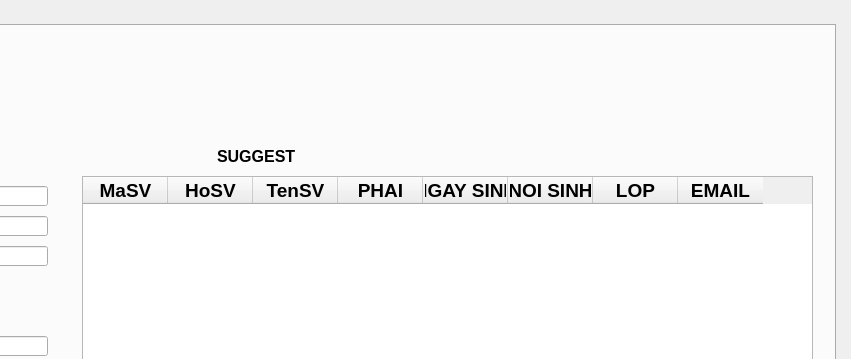
First picture: the form in app/view/Student.ui, repository huynhngoanhthai/python_project, before the edit; both pictures show x 505 to 1356 and y 0 to 359 of the 1356 by 696 pixel window.
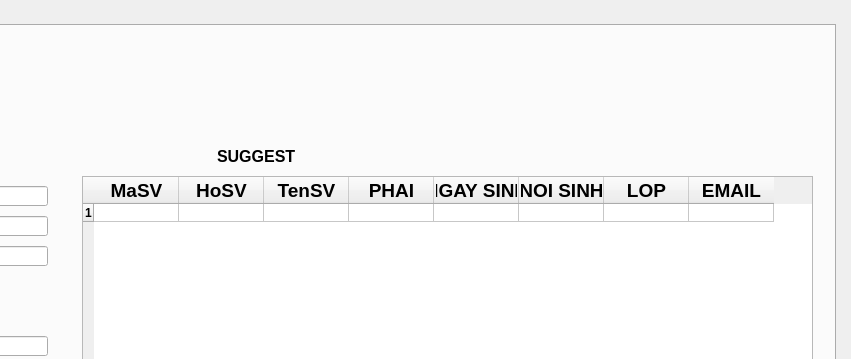
Second picture: the form after the edit. The open tabs and pages were chosen to show the change.

```diff
--- a/app/view/Student.ui
+++ b/app/view/Student.ui
@@ -32,18 +32,20 @@
       <verstretch>0</verstretch>
      </sizepolicy>
     </property>
-    <property name="minimumSize">
-     <size>
-      <width>20</width>
-      <height>20</height>
-     </size>
-    </property>
     <property name="baseSize">
      <size>
       <width>1000</width>
       <height>1000</height>
      </size>
     </property>
+    <property name="font">
+     <font>
+      <stylestrategy>PreferAntialias</stylestrategy>
+     </font>
+    </property>
+    <property name="contextMenuPolicy">
+     <enum>Qt::NoContextMenu</enum>
+    </property>
     <property name="tabPosition">
      <enum>QTabWidget::North</enum>
     </property>
@@ -391,10 +393,16 @@
       </property>
       <property name="minimumSize">
        <size>
-        <width>10</width>
+        <width>731</width>
         <height>20</height>
        </size>
       </property>
+      <property name="maximumSize">
+       <size>
+        <width>731</width>
+        <height>16777215</height>
+       </size>
+      </property>
       <property name="font">
        <font>
         <pointsize>9</pointsize>
@@ -429,6 +437,9 @@
       <property name="gridStyle">
        <enum>Qt::CustomDashLine</enum>
       </property>
+      <property name="rowCount">
+       <number>1</number>
+      </property>
       <attribute name="horizontalHeaderDefaultSectionSize">
        <number>85</number>
       </attribute>
@@ -438,6 +449,7 @@
       <attribute name="verticalHeaderDefaultSectionSize">
        <number>1</number>
       </attribute>
+      <row/>
       <column>
        <property name="text">
         <string>MaSV</string>
```
Left out of the diff: 2 changed lines with no effect on the pictures.
